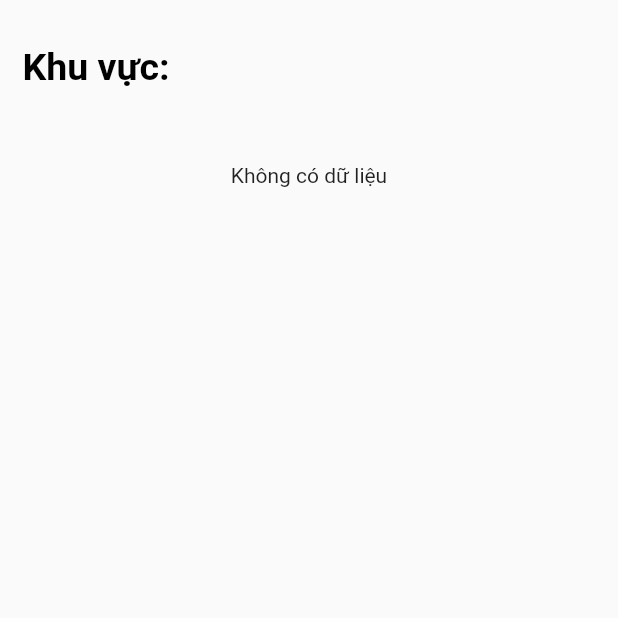
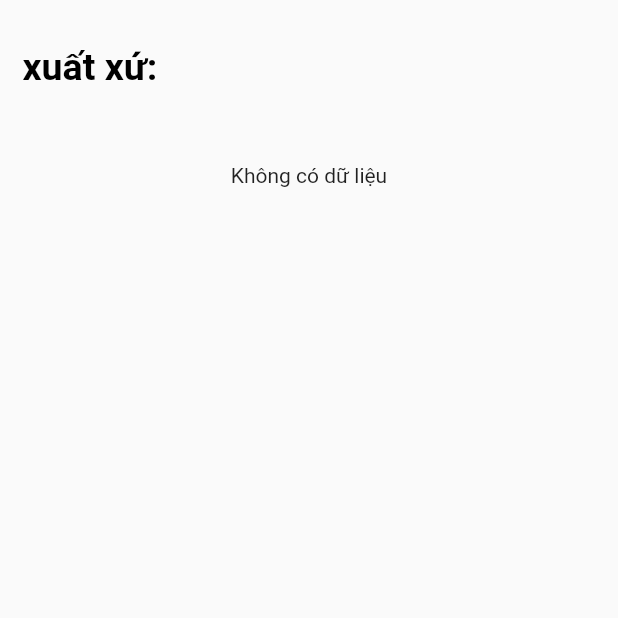
Before and after one commit to tanphuccgl/family-tree-app, a Flutter app: the TreeViewPage screen opened directly, on a phone screen of 412 x 824 dp, the top half of it. Run offline on Flutter 3.47's test engine with Material 2 defaults, Android fonts, the light colour scheme and no system bars; our stand-ins replace bot_toast, cloud_firestore, equatable, file_picker, firebase_core, firebase_storage and 7 more; missing offline and left inert: graphview; accounts and stored records are empty; statements that could not run were skipped.

Commit message:
fix demo

```diff
--- a/lib/src/features/area/pages/area_page.dart
+++ b/lib/src/features/area/pages/area_page.dart
@@ -21,7 +21,7 @@ class AreaPage extends StatelessWidget {
                   XButton(
                       onPressed: () =>
                           context.read<AreaBloc>().moveTocreateArea(),
-                      text: "Tạo Khu vực"),
+                      text: "Tạo xuất xứ"),
                   SizedBox(
                     height: 30,
                   ),
--- a/lib/src/features/area/widgets/item_area.dart
+++ b/lib/src/features/area/widgets/item_area.dart
@@ -19,11 +19,11 @@ class ItemArea extends StatelessWidget {
         child: Column(
           children: [
             Text(
-              "Tên khu vực: " + data.name,
+              "Tên xuất xứ: " + data.name,
               style: TextStyle(color: Colors.black),
             ),
             Text(
-              "Mã khu vực: " + data.nameId,
+              "Mã xuất xứ: " + data.nameId,
               style: TextStyle(color: Colors.black),
             ),
           ],
--- a/lib/src/features/create_area/pages/create_area_page.dart
+++ b/lib/src/features/create_area/pages/create_area_page.dart
@@ -19,13 +19,13 @@ class CreateAreaPage extends StatelessWidget {
               padding: EdgeInsets.symmetric(horizontal: 15, vertical: 30),
               child: Column(
                 children: [
-                  XTextRich(text: "Tên Khu vực"),
+                  XTextRich(text: "Tên xuất xứ"),
                   SizedBox(height: 20),
                   XInput(
                       value: state.name,
                       onChanged: (value) =>
                           context.read<CreateAreaBloc>().onChangedName(value)),
-                  XTextRich(text: "Mã Khu vực"),
+                  XTextRich(text: "Mã xuất xứ"),
                   SizedBox(height: 20),
                   XInput(
                       value: state.nameId,
--- a/lib/src/features/create_cathe/widgets/left_widget.dart
+++ b/lib/src/features/create_cathe/widgets/left_widget.dart
@@ -29,7 +29,7 @@ class LeftWidget extends StatelessWidget {
                   value: state.name,
                   onChanged: (value) =>
                       context.read<CreateCatheBloc>().onChangedName(value)),
-              XTextRich(text: "Khu vực"),
+              XTextRich(text: "xuất xứ"),
               sizebox20,
               XInput(
                 value: area.name + " ( ${area.nameId} )",
--- a/lib/src/features/dashboard/widgets/item_drawer_enum.dart
+++ b/lib/src/features/dashboard/widgets/item_drawer_enum.dart
@@ -16,7 +16,7 @@ enum ItemDrawerEnum {
       case list:
         return "Danh sách cá thể";
       case area:
-        return "Khu vực";
+        return "xuất xứ";
     }
   }
 
--- a/lib/src/features/detail_area/pages/detail_area_page.dart
+++ b/lib/src/features/detail_area/pages/detail_area_page.dart
@@ -20,14 +20,14 @@ class DetailAreaPage extends StatelessWidget {
               padding: EdgeInsets.symmetric(horizontal: 15, vertical: 30),
               child: Column(
                 children: [
-                  XTextRich(text: "Tên Khu vực"),
+                  XTextRich(text: "Tên xuất xứ"),
                   SizedBox(height: 20),
                   XInput(
                       value: state.name,
                       readOnly: !state.isEdit,
                       onChanged: (value) =>
                           context.read<DetailAreaBloc>().onChangedName(value)),
-                  XTextRich(text: "Mã Khu vực"),
+                  XTextRich(text: "Mã xuất xứ"),
                   SizedBox(height: 20),
                   XInput(
                       value: state.nameId,
--- a/lib/src/features/detail_cathe/logic/detail_cathe_bloc.dart
+++ b/lib/src/features/detail_cathe/logic/detail_cathe_bloc.dart
@@ -54,6 +54,8 @@ class DetailCatheBloc extends Cubit<DetailCatheState> {
         type: data.type,
         area: data.area,
         imageNetwork: data.image,
+        fatherNote: data.fatherNote,
+        motherNote: data.motherNote,
       ));
       XToast.hideLoading();
       return;
--- a/lib/src/features/detail_cathe/widgets/left_widget.dart
+++ b/lib/src/features/detail_cathe/widgets/left_widget.dart
@@ -29,7 +29,7 @@ class LeftWidget extends StatelessWidget {
                     : (value) =>
                         context.read<DetailCatheBloc>().onChangedName(value),
               ),
-              XTextRich(text: "Khu vực"),
+              XTextRich(text: "xuất xứ"),
               sizebox20,
               XInput(
                 value: (state.area?.name ?? "") + " ( ${state.area?.nameId} )",
--- a/lib/src/features/family_tree/pages/family_tree_page.dart
+++ b/lib/src/features/family_tree/pages/family_tree_page.dart
@@ -68,7 +68,7 @@ class TreeViewPage extends StatelessWidget {
                     Align(
                         alignment: Alignment.centerLeft,
                         child: const Text(
-                          "Khu vực: ",
+                          "xuất xứ: ",
                           style: TextStyle(
                               color: Colors.black,
                               fontSize: 25,
--- a/lib/src/features/list_cathe/pages/list_cathe_page.dart
+++ b/lib/src/features/list_cathe/pages/list_cathe_page.dart
@@ -38,7 +38,7 @@ class ListCaThePage extends StatelessWidget {
                         "Kiểu cách",
                       ),
                       title(
-                        "Khu vực",
+                        "xuất xứ",
                       ),
                       title(
                         "Cha",
--- a/lib/src/features/list_cathe/sort_enum.dart
+++ b/lib/src/features/list_cathe/sort_enum.dart
@@ -30,7 +30,7 @@ enum SortEnum {
       case SortEnum.style:
         return 'Phong cách';
       case SortEnum.area:
-        return 'Khu vực';
+        return 'xuất xứ';
       case SortEnum.father:
         return 'Cha';
       case SortEnum.mother:
--- a/lib/src/network/model/product_model.dart
+++ b/lib/src/network/model/product_model.dart
@@ -73,6 +73,8 @@ class ProductModel extends BaseModel {
   final String food;
   final String style;
   final List<InfoMoreModel> listInfoMore;
+  final String fatherNote;
+  final String motherNote;
 
   ProductModel({
     String? id,
@@ -94,6 +96,8 @@ class ProductModel extends BaseModel {
     this.mother = "",
     this.food = "",
     this.style = "",
+    this.fatherNote = "",
+    this.motherNote = "",
     this.listInfoMore = const [],
   }) : super(id: id ?? "", createAt: createAt, updateAt: updateAt);
 
@@ -130,6 +134,8 @@ class ProductModel extends BaseModel {
       'food': food,
       'style': style,
       "listInfoMore": listInfoMore.map((e) => e.toMap()).toList(),
+      'fatherNote': fatherNote,
+      'motherNote': motherNote,
     };
   }
 
@@ -161,6 +167,8 @@ class ProductModel extends BaseModel {
           : (map['listInfoMore'] as List)
               .map((e) => InfoMoreModel.fromMap(e))
               .toList(),
+      fatherNote: map['fatherNote'] == null ? "" : map['fatherNote'] as String,
+      motherNote: map['motherNote'] == null ? "" : map['motherNote'] as String,
     );
   }
 
@@ -190,6 +198,8 @@ class ProductModel extends BaseModel {
     String? food,
     String? style,
     List<InfoMoreModel>? listInfoMore,
+    String? fatherNote,
+    String? motherNote,
   }) {
     return ProductModel(
       id: id ?? this.id,
@@ -212,6 +222,8 @@ class ProductModel extends BaseModel {
       food: food ?? this.food,
       style: style ?? this.style,
       listInfoMore: listInfoMore ?? this.listInfoMore,
+      fatherNote: fatherNote ?? this.fatherNote,
+      motherNote: motherNote ?? this.motherNote,
     );
   }
 
```
Also changed, not shown: lib/src/features/create_cathe/logic/create_cathe_bloc.dart (+10 -0 lines), lib/src/features/create_cathe/logic/create_cathe_state.dart (+10 -0 lines), lib/src/features/create_cathe/widgets/right_widget.dart (+16 -0 lines), lib/src/features/detail_cathe/logic/detail_cathe_state.dart (+10 -0 lines), lib/src/features/detail_cathe/widgets/right_widget.dart (+15 -0 lines), 1 other file.
